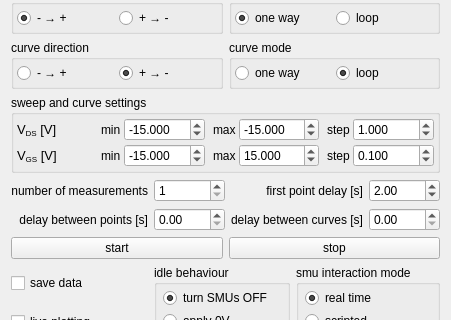
Qt form experiments/transistor_transfer.ui (dean-nanomol/nanomol) before a commit; both pictures show x 0 to 451 and y 82 to 402 of the 451 by 744 pixel window.
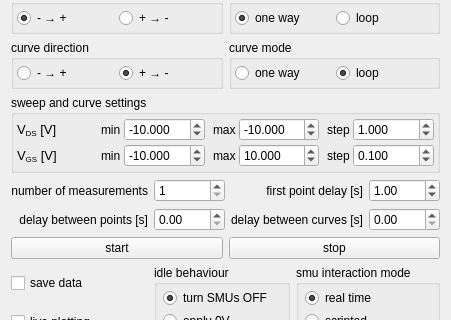
The same form after that commit.

Commit message: change ui and instrument defaults

Patch:
```diff
--- a/experiments/transistor_transfer.ui
+++ b/experiments/transistor_transfer.ui
@@ -356,7 +356,7 @@
            <double>-99.989999999999995</double>
           </property>
           <property name="value">
-           <double>-15.000000000000000</double>
+           <double>-10.000000000000000</double>
           </property>
          </widget>
         </item>
@@ -398,7 +398,7 @@
            <double>-99.989999999999995</double>
           </property>
           <property name="value">
-           <double>-15.000000000000000</double>
+           <double>-10.000000000000000</double>
           </property>
          </widget>
         </item>
@@ -477,7 +477,7 @@
            <double>-99.989999999999995</double>
           </property>
           <property name="value">
-           <double>-15.000000000000000</double>
+           <double>-10.000000000000000</double>
           </property>
          </widget>
         </item>
@@ -519,7 +519,7 @@
            <double>-99.989999999999995</double>
           </property>
           <property name="value">
-           <double>15.000000000000000</double>
+           <double>10.000000000000000</double>
           </property>
          </widget>
         </item>
@@ -624,7 +624,7 @@
      <item row="0" column="3">
       <widget class="QDoubleSpinBox" name="first_point_delay_doubleSpinBox">
        <property name="value">
-        <double>2.000000000000000</double>
+        <double>1.000000000000000</double>
        </property>
       </widget>
      </item>
```
The commit also changes 2 other files.
